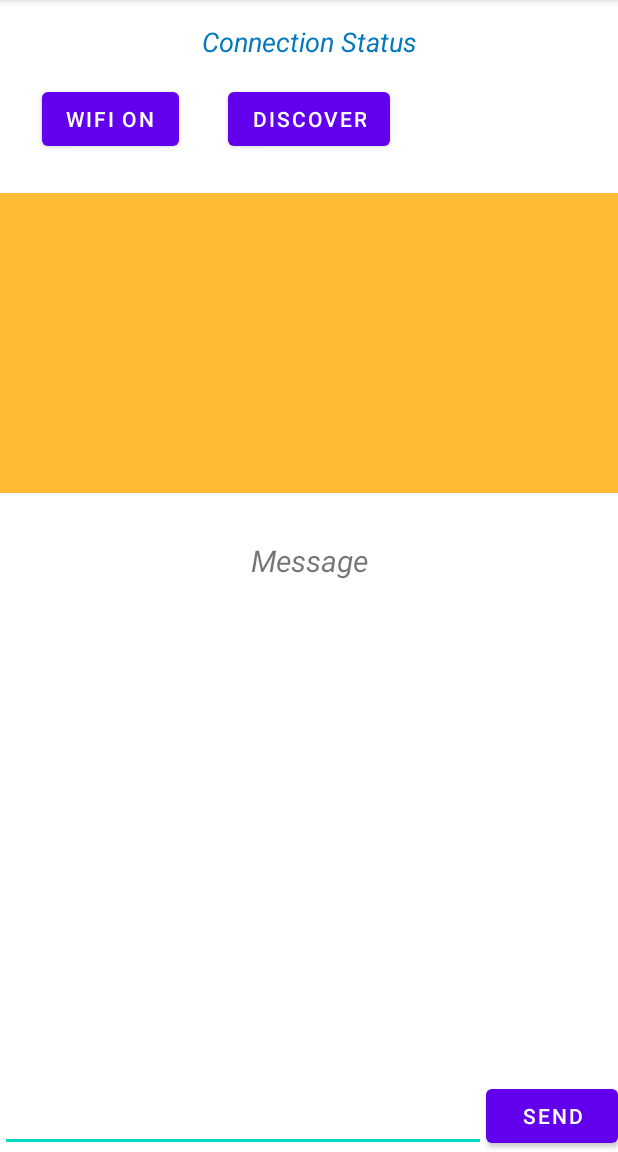
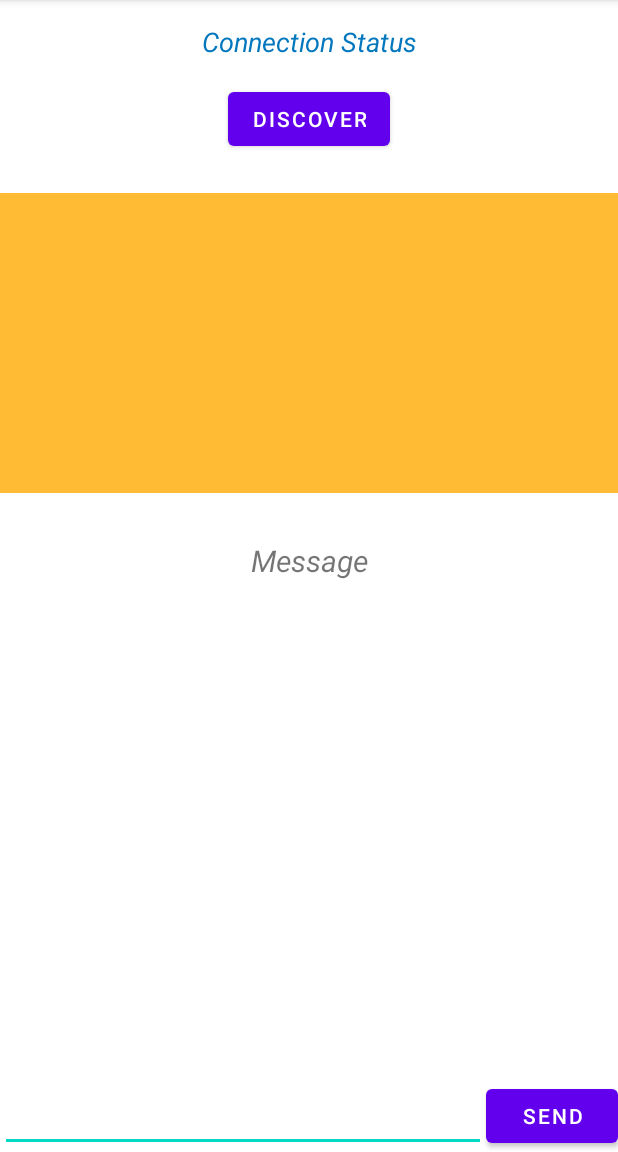
Before and after one commit to stefanroata/java-wifidirect, an Android app: the screen it shows after launch (MainActivity), on a phone screen of 412 x 824 dp, the part 84-1236 px from its top. Run offline under Robolectric (Android 15) with nearby library versions, the phone set to English and light mode, and no system bars.

Commit message:
modified/prettified layout

```diff
--- a/app/src/main/res/layout/activity_main.xml
+++ b/app/src/main/res/layout/activity_main.xml
@@ -22,7 +22,8 @@
         android:layout_alignParentTop="true"
         android:layout_marginStart="28dp"
         android:layout_marginTop="55dp"
-        android:text="@string/wifi_on" />
+        android:text="@string/wifi_on"
+        android:visibility="invisible"/>
 
     <Button
         android:id="@+id/discover"
```
